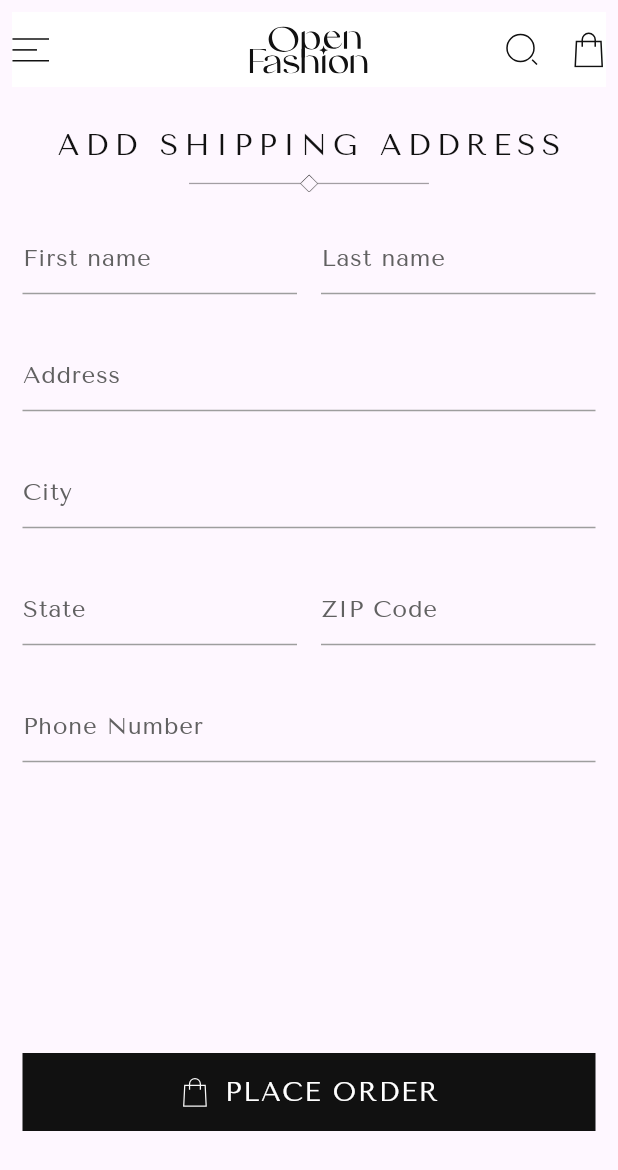
After one commit to amir-yousry/open_fashion_premium_app, a Flutter app: the AddAddress screen opened directly, on a phone screen of 412 x 824 dp. The commit adds this screen. Shown: the top 1170 px of the screen. Run offline on Flutter 3.47's test engine with Material 3 defaults, Android fonts, the phone set to English and light mode, and no system bars; our stand-ins replace flutter_svg, gap, ionicons.

Commit message:
Feature/add address screen (#7)
Implement Add Address Screen

```diff
--- /dev/null
+++ b/lib/feature/add_address/add_address_screen.dart
@@ -0,0 +1,143 @@
+import 'package:flutter/material.dart';
+import 'package:gap/gap.dart';
+import 'package:open_fashion_premium_app/core/widgets/custom_appbar_widget.dart';
+import 'package:open_fashion_premium_app/core/widgets/custom_button_widget.dart';
+import 'package:open_fashion_premium_app/core/widgets/custom_text_field_widget.dart';
+import 'package:open_fashion_premium_app/core/widgets/header.dart';
+
+class AddAddress extends StatefulWidget {
+  final dynamic editData;
+  const AddAddress({super.key, this.editData});
+
+  @override
+  State<AddAddress> createState() => _AddAddressState();
+}
+
+class _AddAddressState extends State<AddAddress> {
+  final firstNameController = TextEditingController();
+  final lastNameController = TextEditingController();
+  final addressController = TextEditingController();
+  final cityController = TextEditingController();
+  final stateController = TextEditingController();
+  final zipCodeController = TextEditingController();
+  final phoneController = TextEditingController();
+
+  final _formKey = GlobalKey<FormState>();
+
+  @override
+  void dispose() {
+    firstNameController.dispose();
+    lastNameController.dispose();
+    addressController.dispose();
+    cityController.dispose();
+    stateController.dispose();
+    zipCodeController.dispose();
+    phoneController.dispose();
+    super.dispose();
+  }
+
+  @override
+  void initState() {
+    if (widget.editData != null) {
+      firstNameController.text = widget.editData['first'] ?? "";
+      lastNameController.text = widget.editData['last'] ?? "";
+      addressController.text = widget.editData['address'] ?? "";
+      cityController.text = widget.editData['city'] ?? "";
+      stateController.text = widget.editData['state'] ?? "";
+      zipCodeController.text = widget.editData['Zip'] ?? "";
+      phoneController.text = widget.editData['phone'] ?? "";
+    }
+    super.initState();
+  }
+
+  @override
+  Widget build(BuildContext context) {
+    return Scaffold(
+      appBar: CustomAppbar(isBlack: false),
+      body: Padding(
+        padding: const EdgeInsets.symmetric(horizontal: 15),
+        child: Column(
+          children: [
+            Header(title: "Add shipping address"),
+            Form(
+              key: _formKey,
+              child: Column(
+                children: [
+                  Row(
+                    children: [
+                      Expanded(
+                        child: CustomTextFieldWidget(
+                          label: 'First name',
+                          controller: firstNameController,
+                        ),
+                      ),
+                      const Gap(16),
+                      Expanded(
+                        child: CustomTextFieldWidget(
+                          label: 'Last name',
+                          controller: lastNameController,
+                        ),
+                      ),
+                    ],
+                  ),
+                  Gap(30),
+                  CustomTextFieldWidget(
+                    label: 'Address',
+                    controller: addressController,
+                  ),
+                  Gap(30),
+                  CustomTextFieldWidget(
+                    label: 'City',
+                    controller: cityController,
+                  ),
+                  Gap(30),
+                  Row(
+                    children: [
+                      Expanded(
+                        child: CustomTextFieldWidget(
+                          label: 'State',
+                          controller: stateController,
+                        ),
+                      ),
+                      const Gap(16),
+                      Expanded(
+                        child: CustomTextFieldWidget(
+                          label: 'ZIP Code',
+                          controller: zipCodeController,
+                        ),
+                      ),
+                    ],
+                  ),
+                  Gap(30),
+                  CustomTextFieldWidget(
+                    label: 'Phone Number',
+                    controller: phoneController,
+                  ),
+                ],
+              ),
+            ),
+            Spacer(),
+            CustomButtonWidget(
+              isSvg: true,
+              title: "Place order",
+              onTap: () {
+                if (!_formKey.currentState!.validate()) {
+                  final data = {
+                    'first': firstNameController.text,
+                    'last': lastNameController.text,
+                    'address': addressController.text,
+                    'Zip': zipCodeController.text,
+                    'city': cityController.text,
+                    'phone': phoneController.text,
+                  };
+                  Navigator.pop(context, data);
+                }
+              },
+            ),
+            Gap(70),
+          ],
+        ),
+      ),
+    );
+  }
+}
--- a/lib/feature/place_order/place_order_screen.dart
+++ b/lib/feature/place_order/place_order_screen.dart
@@ -7,6 +7,7 @@ import 'package:open_fashion_premium_app/core/widgets/custom_appbar_widget.dart'
 import 'package:open_fashion_premium_app/core/widgets/custom_text_widget.dart';
 import 'package:open_fashion_premium_app/core/widgets/header.dart';
 import 'package:open_fashion_premium_app/feature/place_order/widgets/custom_container_widget.dart';
+import 'package:open_fashion_premium_app/feature/place_order/widgets/shipping_method_widget.dart';
 
 class PlaceOrderScreen extends StatefulWidget {
   final String image;
@@ -84,7 +85,7 @@ class _PlaceOrderScreenState extends State<PlaceOrderScreen> {
               /// Shipping Method
               _savedCard != null && _savedAddress != null
                   ? SizedBox.shrink()
-                  : ShippingMethod(),
+                  : ShippingMethodWidget(),
 
               /// payment Method
               _savedCard != null && _savedAddress != null
--- /dev/null
+++ b/lib/feature/place_order/widgets/shipping_method_widget.dart
@@ -0,0 +1,29 @@
+import 'package:flutter/material.dart';
+import 'package:gap/gap.dart';
+import 'package:open_fashion_premium_app/core/widgets/custom_text_widget.dart';
+import 'package:open_fashion_premium_app/feature/place_order/widgets/custom_container_widget.dart';
+
+class ShippingMethodWidget extends StatelessWidget {
+  const ShippingMethodWidget({super.key});
+
+  @override
+  Widget build(BuildContext context) {
+    return Column(
+      crossAxisAlignment: CrossAxisAlignment.start,
+      children: [
+        CustomText(
+          text: "Shipping Method".toUpperCase(),
+          color: Colors.black38,
+          size: 16,
+        ),
+        Gap(20),
+        CustomContainerWidget(
+          text: "Pickup at store",
+          icon: Icons.keyboard_arrow_down_sharp,
+          isFree: true,
+        ),
+        Gap(50),
+      ],
+    );
+  }
+}
```
